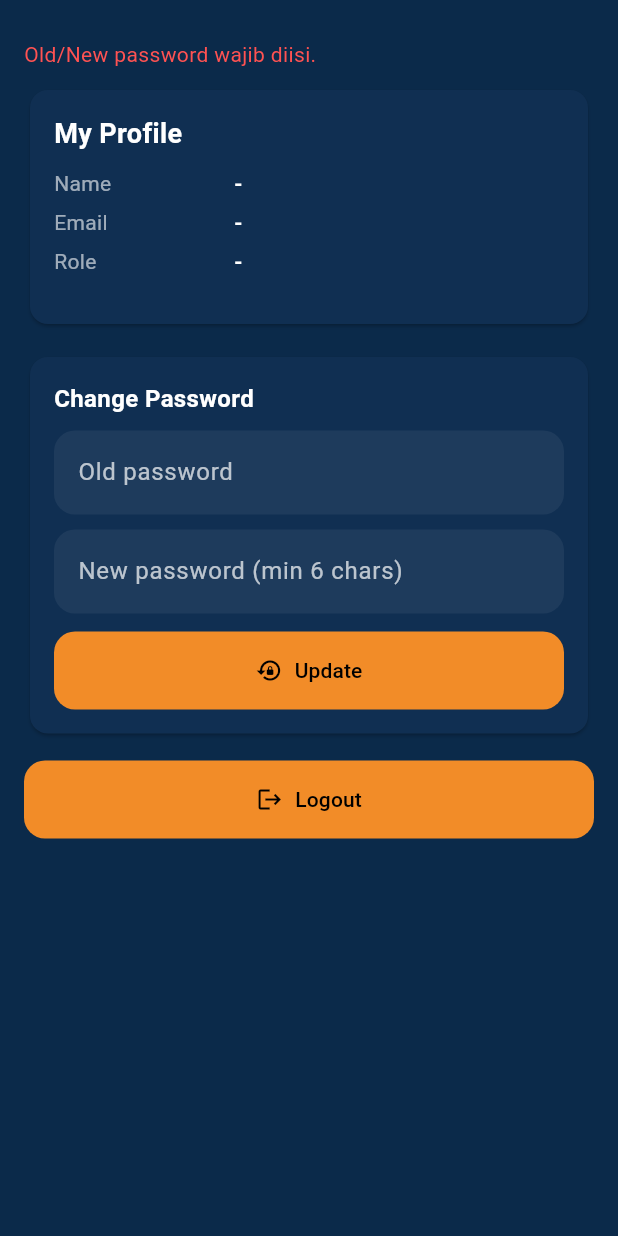
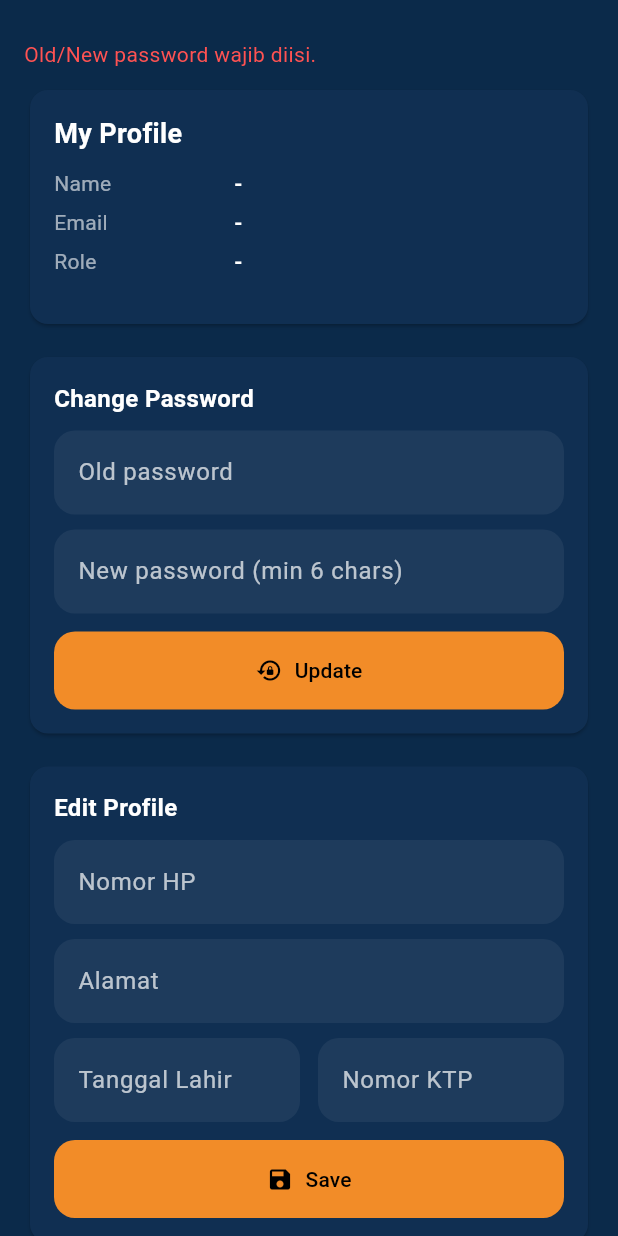
Before and after one commit to nandamiftahul/tbr_attendance_mobile, a Flutter app: the ProfilePage widget shown alone on an empty page, opened directly with empty values, after a tap on "Update", on a phone screen of 412 x 824 dp. Run offline on Flutter 3.47's test engine with Material 3 defaults, Android fonts, the phone set to English and light mode, and no system bars; our stand-ins replace cookie_jar, dio, dio_cookie_manager, geolocator, shared_preferences; accounts and stored records are empty; network calls fail.

Commit message:
update profile

```diff
--- a/lib/main.dart
+++ b/lib/main.dart
@@ -208,6 +208,28 @@ class Api {
     final j = _json(res);
     if (res.statusCode != 200 || j["ok"] != true) {
       throw Exception(j["error"] ?? "Update failed");
+    }
+  }
+
+
+  Future<void> updateProfile({
+    required String phone,
+    required String address,
+    required String birthDate, // YYYY-MM-DD (optional)
+    required String ktpNumber,
+  }) async {
+    final res = await dio.post(
+      '/api/profile/update',
+      data: jsonEncode({
+        "phone": phone,
+        "address": address,
+        "birth_date": birthDate,
+        "ktp_number": ktpNumber,
+      }),
+    );
+    final j = _json(res);
+    if (res.statusCode != 200 || j["ok"] != true) {
+      throw Exception(j["error"] ?? "Profile update failed");
     }
   }
 
@@ -1476,6 +1498,12 @@ class _ProfilePageState extends State<ProfilePage> {
   final oldPw = TextEditingController();
   final newPw = TextEditingController();
 
+  // --- Edit Profile (NEW) ---
+  final pfPhone = TextEditingController();
+  final pfAddress = TextEditingController();
+  final pfBirthDate = TextEditingController(); // YYYY-MM-DD
+  final pfKtp = TextEditingController();
+
   Future<void> _load() async {
     setState(() {
       busy = true;
@@ -1483,11 +1511,29 @@ class _ProfilePageState extends State<ProfilePage> {
     });
     try {
       me = await widget.api.me();
+
+      // fill edit profile form from employee (same as mobile_app.html)
+      final emp = me?["employee"] as Map<String, dynamic>?;
+      pfPhone.text = (emp?["phone"] ?? "").toString();
+      pfAddress.text = (emp?["address"] ?? "").toString();
+      pfBirthDate.text = (emp?["birth_date"] ?? "").toString();
+      pfKtp.text = (emp?["ktp_number"] ?? "").toString();
     } catch (e) {
       msg = "$e";
     } finally {
       setState(() => busy = false);
     }
+  }
+
+  @override
+  void dispose() {
+    oldPw.dispose();
+    newPw.dispose();
+    pfPhone.dispose();
+    pfAddress.dispose();
+    pfBirthDate.dispose();
+    pfKtp.dispose();
+    super.dispose();
   }
 
   Future<void> _changePw() async {
@@ -1506,6 +1552,65 @@ class _ProfilePageState extends State<ProfilePage> {
       oldPw.clear();
       newPw.clear();
       setState(() => msg = "Password updated.");
+    } catch (e) {
+      setState(() => msg = "$e");
+    } finally {
+      setState(() => busy = false);
+    }
+  }
+
+
+
+  ThemeData _pickerTheme() {
+    return ThemeData.dark().copyWith(
+      colorScheme: const ColorScheme.dark(
+        primary: kTbrOrange,
+        onPrimary: Colors.black,
+        surface: Colors.black,
+        onSurface: Colors.white,
+      ),
+      dialogBackgroundColor: Colors.black,
+    );
+  }
+
+  Future<void> _pickBirthDate() async {
+    final now = DateTime.now();
+    DateTime initial = now;
+    if (pfBirthDate.text.trim().isNotEmpty) {
+      try {
+        initial = DateTime.parse(pfBirthDate.text.trim());
+      } catch (_) {}
+    }
+    final d = await showDatePicker(
+      context: context,
+      firstDate: DateTime(now.year - 80, 1, 1),
+      lastDate: DateTime(now.year + 1, 12, 31),
+      initialDate: initial,
+      builder: (context, child) => Theme(data: _pickerTheme(), child: child!),
+    );
+    if (d != null) {
+      pfBirthDate.text = DateFormat("yyyy-MM-dd").format(d);
+      setState(() {}); // refresh UI
+    }
+  }
+
+  Future<void> _saveProfile() async {
+    setState(() {
+      busy = true;
+      msg = "";
+    });
+    try {
+      await widget.api.updateProfile(
+        phone: pfPhone.text.trim(),
+        address: pfAddress.text.trim(),
+        birthDate: pfBirthDate.text.trim(),
+        ktpNumber: pfKtp.text.trim(),
+      );
+
+      // reload profile info
+      await _load();
+
+      setState(() => msg = "Profile updated.");
     } catch (e) {
       setState(() => msg = "$e");
     } finally {
@@ -1551,7 +1656,7 @@ class _ProfilePageState extends State<ProfilePage> {
           if (busy) const LinearProgressIndicator(minHeight: 4),
           if (msg.isNotEmpty) ...[
             const SizedBox(height: 10),
-            Text(msg, style: TextStyle(color: msg == "Password updated." ? kTbrOrange : Colors.redAccent)),
+            Text(msg, style: TextStyle(color: msg == "Password updated." || msg == "Profile updated." ? kTbrOrange : Colors.redAccent)),
           ],
           const SizedBox(height: 10),
           Card(
@@ -1602,6 +1707,51 @@ class _ProfilePageState extends State<ProfilePage> {
             ),
           ),
           const SizedBox(height: 14),
+          Card(
+            child: Padding(
+              padding: const EdgeInsets.all(16),
+              child: Column(
+                crossAxisAlignment: CrossAxisAlignment.start,
+                children: [
+                  const Text("Edit Profile", style: TextStyle(fontSize: 16, fontWeight: FontWeight.bold)),
+                  const SizedBox(height: 10),
+                  TextField(controller: pfPhone, decoration: const InputDecoration(labelText: "Nomor HP", hintText: "08xxxxxxxxxx")),
+                  const SizedBox(height: 10),
+                  TextField(controller: pfAddress, decoration: const InputDecoration(labelText: "Alamat", hintText: "Alamat lengkap")),
+                  const SizedBox(height: 10),
+                  Row(
+                    children: [
+                      Expanded(
+                        child: TextField(
+                          controller: pfBirthDate,
+                          readOnly: true,
+                          onTap: busy ? null : _pickBirthDate,
+                          decoration: const InputDecoration(labelText: "Tanggal Lahir"),
+                        ),
+                      ),
+                      const SizedBox(width: 12),
+                      Expanded(
+                        child: TextField(
+                          controller: pfKtp,
+                          decoration: const InputDecoration(labelText: "Nomor KTP", hintText: "16 digit (opsional)"),
+                        ),
+                      ),
+                    ],
+                  ),
+                  const SizedBox(height: 12),
+                  SizedBox(
+                    width: double.infinity,
+                    child: FilledButton.icon(
+                      onPressed: busy ? null : _saveProfile,
+                      icon: const Icon(Icons.save),
+                      label: const Text("Save"),
+                    ),
+                  ),
+                ],
+              ),
+            ),
+          ),
+          const SizedBox(height: 14),
           SizedBox(
             width: double.infinity,
             child: FilledButton.icon(
```
Also changed, not shown: 1 other file.
